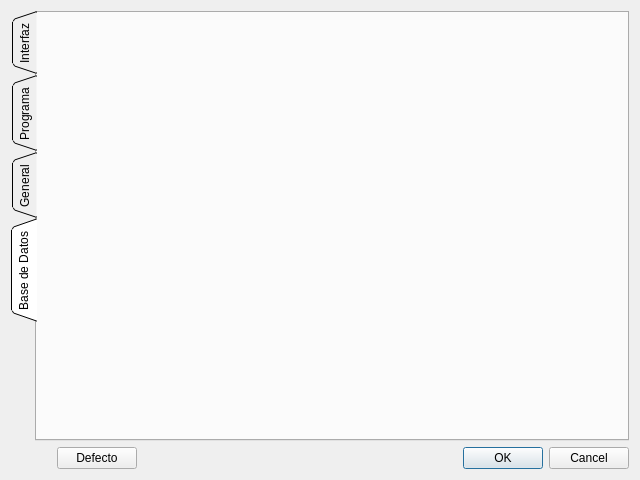
This is gui/settwin.ui in ssdnam77/PyECG as Qt 5 draws it before an edit. The edited form follows.
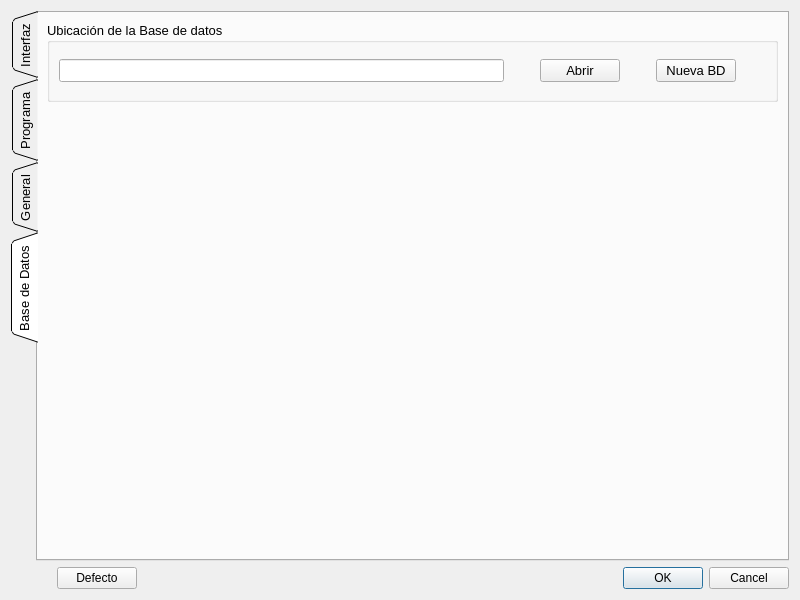
This is the edited form. The open tabs and pages were chosen to show the change.

```diff
--- a/gui/settwin.ui
+++ b/gui/settwin.ui
@@ -6,9 +6,15 @@
    <rect>
     <x>0</x>
     <y>0</y>
+    <width>800</width>
+    <height>600</height>
+   </rect>
+  </property>
+  <property name="minimumSize">
+   <size>
     <width>640</width>
     <height>480</height>
-   </rect>
+   </size>
   </property>
   <property name="windowTitle">
    <string>Configuración</string>
@@ -61,7 +67,14 @@
     </widget>
    </item>
    <item row="0" column="0" colspan="4">
-    <widget class="QTabWidget" name="tabWidget">
+    <widget class="QTabWidget" name="sett_tab_widget">
+     <property name="font">
+      <font>
+       <pointsize>10</pointsize>
+       <weight>50</weight>
+       <bold>false</bold>
+      </font>
+     </property>
      <property name="tabPosition">
       <enum>QTabWidget::West</enum>
      </property>
@@ -134,6 +147,105 @@
       <attribute name="title">
        <string>Base de Datos</string>
       </attribute>
+      <layout class="QGridLayout" name="gridLayout_5">
+       <item row="0" column="0">
+        <widget class="QGroupBox" name="groupBox_3">
+         <property name="minimumSize">
+          <size>
+           <width>0</width>
+           <height>80</height>
+          </size>
+         </property>
+         <property name="title">
+          <string>Ubicación de la Base de datos</string>
+         </property>
+         <layout class="QGridLayout" name="gridLayout_8">
+          <item row="0" column="0">
+           <widget class="QLineEdit" name="sett_db_lineEdit">
+            <property name="dragEnabled">
+             <bool>true</bool>
+            </property>
+           </widget>
+          </item>
+          <item row="0" column="1">
+           <spacer name="horizontalSpacer_4">
+            <property name="orientation">
+             <enum>Qt::Horizontal</enum>
+            </property>
+            <property name="sizeType">
+             <enum>QSizePolicy::Preferred</enum>
+            </property>
+            <property name="sizeHint" stdset="0">
+             <size>
+              <width>30</width>
+              <height>20</height>
+             </size>
+            </property>
+           </spacer>
+          </item>
+          <item row="0" column="2">
+           <widget class="QPushButton" name="sett_db__open_button">
+            <property name="text">
+             <string>Abrir</string>
+            </property>
+           </widget>
+          </item>
+          <item row="0" column="3">
+           <spacer name="horizontalSpacer_5">
+            <property name="orientation">
+             <enum>Qt::Horizontal</enum>
+            </property>
+            <property name="sizeType">
+             <enum>QSizePolicy::Preferred</enum>
+            </property>
+            <property name="sizeHint" stdset="0">
+             <size>
+              <width>30</width>
+              <height>20</height>
+             </size>
+            </property>
+           </spacer>
+          </item>
+          <item row="0" column="4">
+           <widget class="QPushButton" name="sett_db__new_button">
+            <property name="text">
+             <string>Nueva BD</string>
+            </property>
+           </widget>
+          </item>
+          <item row="0" column="5">
+           <spacer name="horizontalSpacer_6">
+            <property name="orientation">
+             <enum>Qt::Horizontal</enum>
+            </property>
+            <property name="sizeType">
+             <enum>QSizePolicy::Preferred</enum>
+            </property>
+            <property name="sizeHint" stdset="0">
+             <size>
+              <width>30</width>
+              <height>20</height>
+             </size>
+            </property>
+           </spacer>
+          </item>
+         </layout>
+        </widget>
+       </item>
+       <item row="1" column="0">
+        <spacer name="verticalSpacer">
+         <property name="orientation">
+          <enum>Qt::Vertical</enum>
+         </property>
+         <property name="sizeHint" stdset="0">
+          <size>
+           <width>20</width>
+           <height>320</height>
+          </size>
+         </property>
+        </spacer>
+       </item>
+      </layout>
      </widget>
     </widget>
    </item>
```
Left out of the diff: 112 changed lines with no effect on the pictures.
